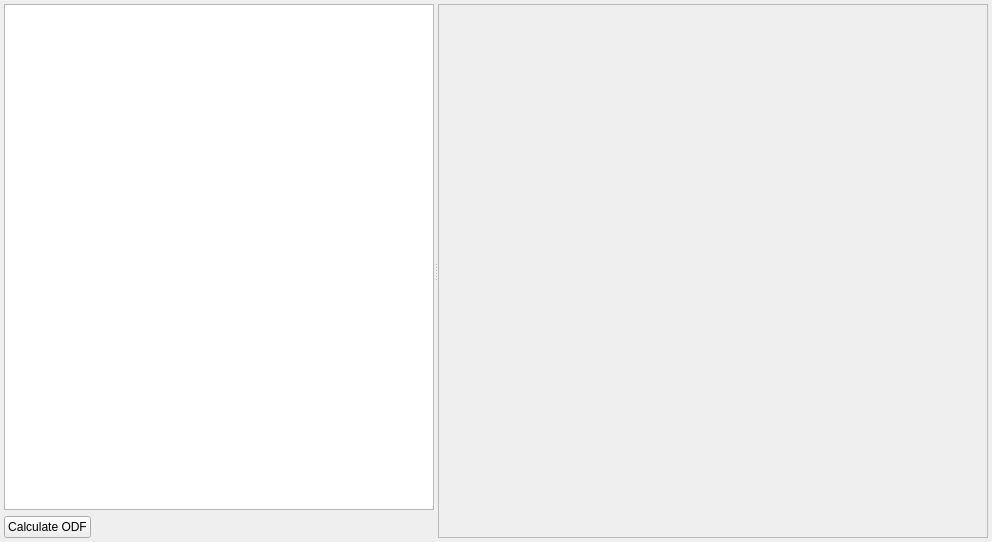
The window that Source/AIM/StatsGenerator/UI_Files/StatsGenODFWidget.ui (BlueQuartzSoftware/DREAM3D) describes before a commit, drawn with Qt 5.
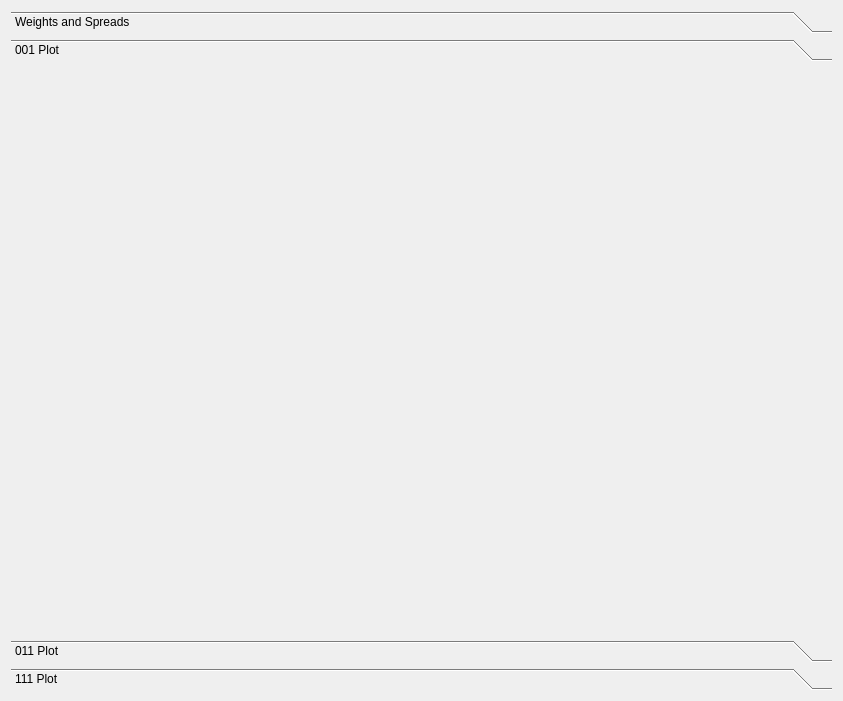
The same window after the commit. The open tabs and pages were chosen to show the change. Custom widgets are drawn as their Qt base class.

```diff
--- a/Source/AIM/StatsGenerator/UI_Files/StatsGenODFWidget.ui
+++ b/Source/AIM/StatsGenerator/UI_Files/StatsGenODFWidget.ui
@@ -6,26 +6,31 @@
    <rect>
     <x>0</x>
     <y>0</y>
-    <width>992</width>
-    <height>542</height>
+    <width>843</width>
+    <height>701</height>
    </rect>
   </property>
   <property name="windowTitle">
    <string>Form</string>
   </property>
-  <layout class="QVBoxLayout" name="verticalLayout_3">
-   <property name="spacing">
-    <number>4</number>
-   </property>
-   <property name="margin">
-    <number>4</number>
-   </property>
+  <layout class="QVBoxLayout" name="verticalLayout_2">
    <item>
-    <widget class="QSplitter" name="splitter">
-     <property name="orientation">
-      <enum>Qt::Horizontal</enum>
+    <widget class="QToolBox" name="toolBox">
+     <property name="currentIndex">
+      <number>0</number>
      </property>
-     <widget class="QWidget" name="layoutWidget">
+     <widget class="QWidget" name="page">
+      <property name="geometry">
+       <rect>
+        <x>0</x>
+        <y>0</y>
+        <width>819</width>
+        <height>541</height>
+       </rect>
+      </property>
+      <attribute name="label">
+       <string>Weights and Spreads</string>
+      </attribute>
       <layout class="QVBoxLayout" name="verticalLayout">
        <item>
         <widget class="QTableView" name="m_TableView">
@@ -63,37 +68,100 @@
        </item>
       </layout>
      </widget>
-     <widget class="QScrollArea" name="scrollArea">
-      <property name="minimumSize">
-       <size>
-        <width>550</width>
-        <height>0</height>
-       </size>
+     <widget class="QWidget" name="page_2">
+      <property name="geometry">
+       <rect>
+        <x>0</x>
+        <y>0</y>
+        <width>819</width>
+        <height>541</height>
+       </rect>
       </property>
-      <property name="widgetResizable">
-       <bool>true</bool>
-      </property>
-      <widget class="QWidget" name="scrollAreaWidgetContents">
-       <property name="geometry">
-        <rect>
-         <x>0</x>
-         <y>0</y>
-         <width>546</width>
-         <height>530</height>
-        </rect>
-       </property>
-       <layout class="QVBoxLayout" name="verticalLayout_2">
-        <item>
-         <widget class="QwtPlot" name="m_Plot1"/>
-        </item>
-        <item>
-         <widget class="QwtPlot" name="m_Plot2"/>
-        </item>
-        <item>
-         <widget class="QwtPlot" name="m_Plot3"/>
-        </item>
-       </layout>
-      </widget>
+      <attribute name="label">
+       <string>001 Plot</string>
+      </attribute>
+      <layout class="QVBoxLayout" name="verticalLayout_3">
+       <item>
+        <widget class="QwtPlot" name="m_Plot1">
+         <property name="sizePolicy">
+          <sizepolicy hsizetype="Fixed" vsizetype="Fixed">
+           <horstretch>0</horstretch>
+           <verstretch>0</verstretch>
+          </sizepolicy>
+         </property>
+         <property name="minimumSize">
+          <size>
+           <width>500</width>
+           <height>500</height>
+          </size>
+         </property>
+         <property name="sizeIncrement">
+          <size>
+           <width>1</width>
+           <height>1</height>
+          </size>
+         </property>
+        </widget>
+       </item>
+      </layout>
+     </widget>
+     <widget class="QWidget" name="page_3">
+      <attribute name="label">
+       <string>011 Plot</string>
+      </attribute>
+      <layout class="QVBoxLayout" name="verticalLayout_4">
+       <item>
+        <widget class="QwtPlot" name="m_Plot2">
+         <property name="sizePolicy">
+          <sizepolicy hsizetype="Preferred" vsizetype="Preferred">
+           <horstretch>0</horstretch>
+           <verstretch>0</verstretch>
+          </sizepolicy>
+         </property>
+         <property name="minimumSize">
+          <size>
+           <width>500</width>
+           <height>500</height>
+          </size>
+         </property>
+         <property name="sizeIncrement">
+          <size>
+           <width>1</width>
+           <height>1</height>
+          </size>
+         </property>
+        </widget>
+       </item>
+      </layout>
+     </widget>
+     <widget class="QWidget" name="page_4">
+      <attribute name="label">
+       <string>111 Plot</string>
+      </attribute>
+      <layout class="QVBoxLayout" name="verticalLayout_5">
+       <item>
+        <widget class="QwtPlot" name="m_Plot3">
+         <property name="sizePolicy">
+          <sizepolicy hsizetype="Preferred" vsizetype="Preferred">
+           <horstretch>0</horstretch>
+           <verstretch>0</verstretch>
+          </sizepolicy>
+         </property>
+         <property name="minimumSize">
+          <size>
+           <width>500</width>
+           <height>500</height>
+          </size>
+         </property>
+         <property name="sizeIncrement">
+          <size>
+           <width>1</width>
+           <height>1</height>
+          </size>
+         </property>
+        </widget>
+       </item>
+      </layout>
      </widget>
     </widget>
    </item>
```
